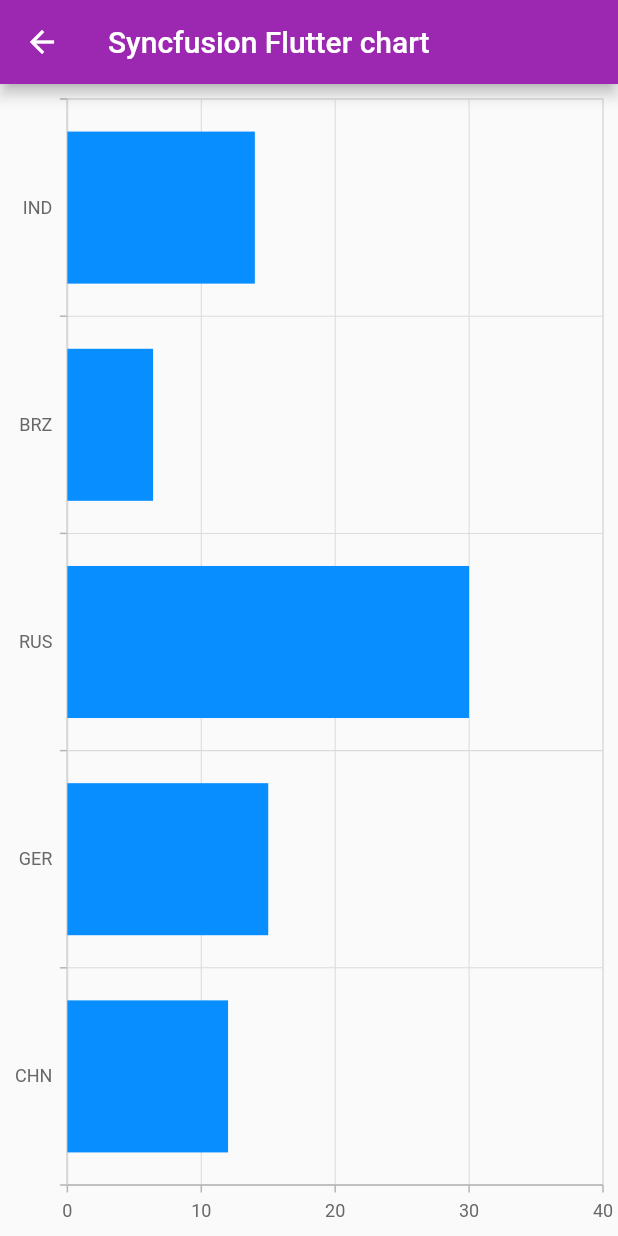
After one commit to meghajoshi2309/ownmoneymanagment1, a Flutter app: the MyHomePage screen opened directly, on a phone screen of 412 x 824 dp. The commit adds this screen. Run offline on Flutter 3.47's test engine with Material 2 defaults, Android fonts, the light colour scheme and no system bars; our stand-ins replace cloud_firestore, firebase_auth, firebase_core, fluttertoast, syncfusion_flutter_charts; accounts and stored records are empty.

Commit message:
income chart and static bar chart done

```diff
--- a/lib/screens/calculationofnetbalence.dart
+++ b/lib/screens/calculationofnetbalence.dart
@@ -85,7 +85,7 @@ class _netBalanceState extends State<netBalance> {
             ),
             FlatButton(
               child: Text(
-                'LogIn',
+                'Skip',
                 style: TextStyle(fontSize: 20.0),
               ),
               color: Colors.blueAccent,
--- a/lib/screens/expence.dart
+++ b/lib/screens/expence.dart
@@ -255,7 +255,7 @@ class _AddExpenceState extends State<AddExpence> {
         .collection("transaction")
         .doc(transactionModel.tid)
         .set(transactionModel.toMap());
-    Fluttertoast.showToast(msg: "Income Added Successfully :) ");
+    Fluttertoast.showToast(msg: "Expence Added Successfully :) ");
 
     Navigator.pushAndRemoveUntil(
         (context),
--- /dev/null
+++ b/lib/screens/staticbarchart.dart
@@ -0,0 +1,55 @@
+import 'package:flutter/material.dart';
+import 'package:syncfusion_flutter_charts/charts.dart';
+
+class MyHomePage extends StatefulWidget {
+  // ignore: prefer_const_constructors_in_immutables
+  MyHomePage({Key? key}) : super(key: key);
+
+  @override
+  _MyHomePageState createState() => _MyHomePageState();
+}
+
+class _MyHomePageState extends State<MyHomePage> {
+  late List<_ChartData> data;
+  late TooltipBehavior _tooltip;
+
+  @override
+  void initState() {
+    data = [
+      _ChartData('CHN', 12),
+      _ChartData('GER', 15),
+      _ChartData('RUS', 30),
+      _ChartData('BRZ', 6.4),
+      _ChartData('IND', 14)
+    ];
+    _tooltip = TooltipBehavior(enable: true);
+    super.initState();
+  }
+
+  @override
+  Widget build(BuildContext context) {
+    return Scaffold(
+        appBar: AppBar(
+          title: const Text('Syncfusion Flutter chart'),
+        ),
+        body: SfCartesianChart(
+            primaryXAxis: CategoryAxis(),
+            primaryYAxis: NumericAxis(minimum: 0, maximum: 40, interval: 10),
+            tooltipBehavior: _tooltip,
+            series: <ChartSeries<_ChartData, String>>[
+              BarSeries<_ChartData, String>(
+                  dataSource: data,
+                  xValueMapper: (_ChartData data, _) => data.x,
+                  yValueMapper: (_ChartData data, _) => data.y,
+                  name: 'Gold',
+                  color: Color.fromRGBO(8, 142, 255, 1))
+            ]));
+  }
+}
+
+class _ChartData {
+  _ChartData(this.x, this.y);
+
+  final String x;
+  final double y;
+}
```
Also changed, not shown: lib/screens/chart.dart (+2 -5 lines), lib/screens/home.dart (+87 -28 lines).
